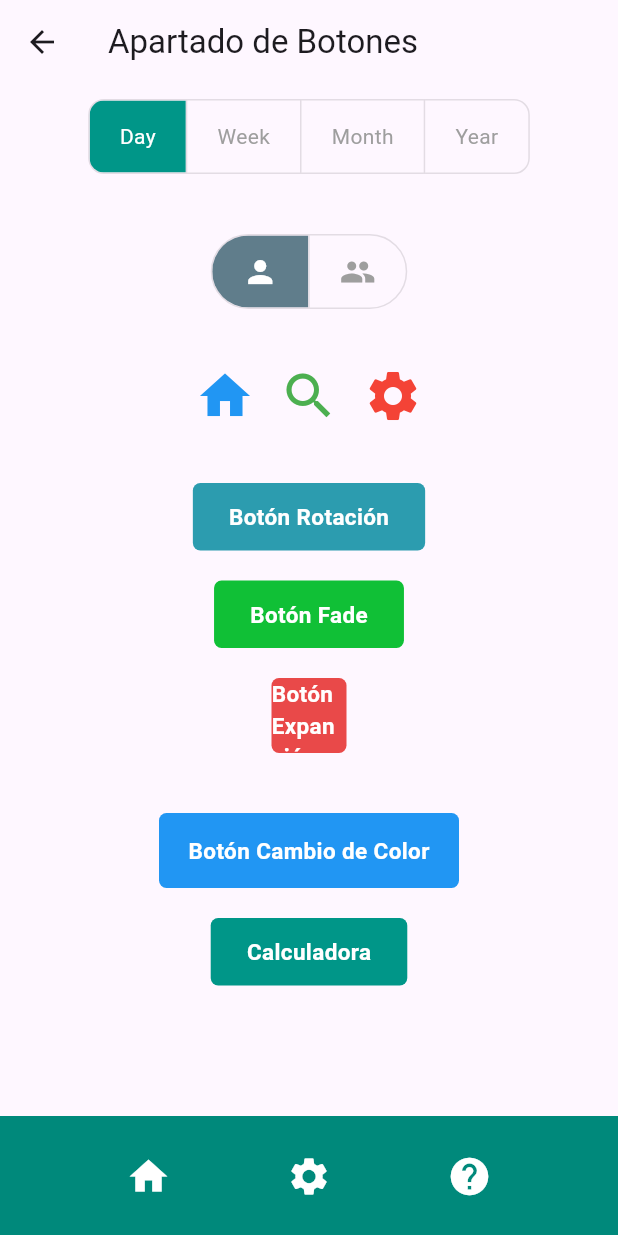
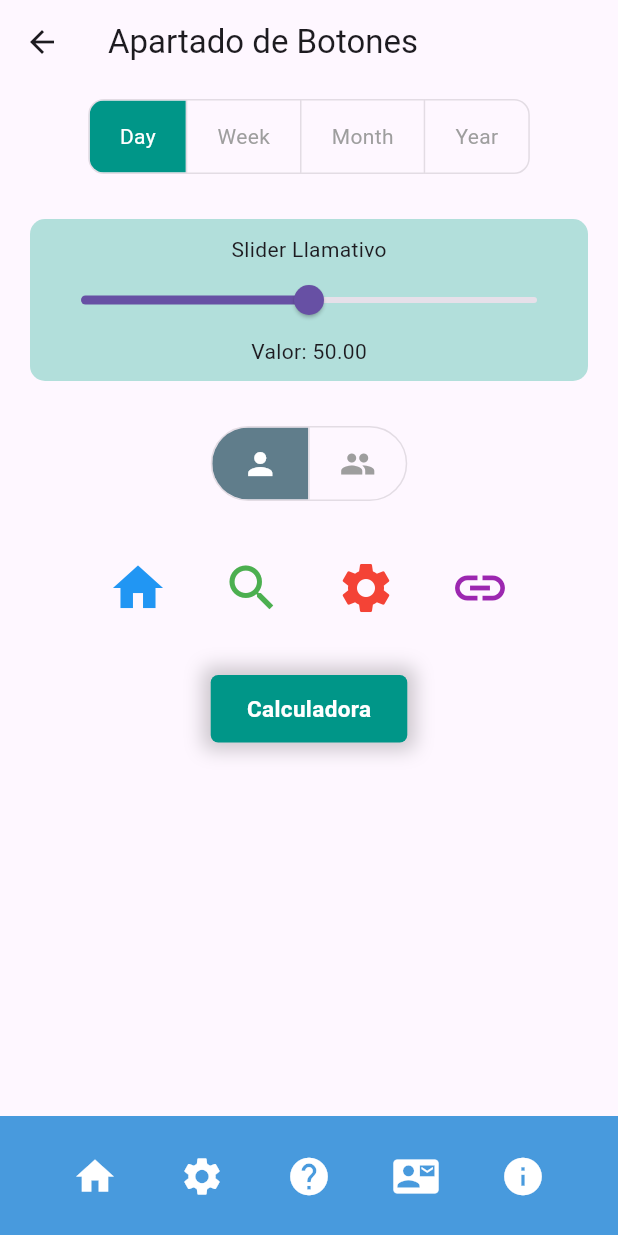
Before and after one commit to juantoa19/app-moviles, a Flutter app: the ApartadoBotones screen opened by its route, on a phone screen of 412 x 824 dp. Run offline on Flutter 3.47's test engine with Material 3 defaults, Android fonts, the phone set to English and light mode, and no system bars; Roboto replaces fonts that are missing (RubikBubbles); project files that could hold a hidden picture were left out.

Commit message:
Botones-calculadora

```diff
--- a/lib/apartado_botones.dart
+++ b/lib/apartado_botones.dart
@@ -7,13 +7,9 @@ class ApartadoBotones extends StatefulWidget {
 }
 
 class _ApartadoBotonesState extends State<ApartadoBotones> {
-  final bool_isHovered = false;
-  bool _isPressed = false;
-  bool _isPressedFade = false;
-  double _buttonSize = 50.0;
-  bool _isButtonClicked = false; // Estado para el botón de cambio de color
   int _selectedTimeIndex = 0; // Estado para el selector de tiempo
   int _selectedViewIndex = 0; // Estado para el selector de vista
+  double _sliderValue = 50.0; // Valor del slider
 
   @override
   Widget build(BuildContext context) {
@@ -61,6 +57,37 @@ class _ApartadoBotonesState extends State<ApartadoBotones> {
 
             SizedBox(height: 20),
 
+            // Slider llamativo con animación
+            Padding(
+              padding: const EdgeInsets.symmetric(horizontal: 20),
+              child: AnimatedContainer(
+                duration: Duration(milliseconds: 300),
+                padding: EdgeInsets.all(10),
+                decoration: BoxDecoration(
+                  color: Colors.teal[100],
+                  borderRadius: BorderRadius.circular(10),
+                ),
+                child: Column(
+                  children: [
+                    Text('Slider Llamativo'),
+                    Slider(
+                      value: _sliderValue,
+                      min: 0.0,
+                      max: 100.0,
+                      onChanged: (double newValue) {
+                        setState(() {
+                          _sliderValue = newValue;
+                        });
+                      },
+                    ),
+                    Text('Valor: ${_sliderValue.toStringAsFixed(2)}'),
+                  ],
+                ),
+              ),
+            ),
+
+            SizedBox(height: 20),
+
             // Selector de vista (Individual / Grupal)
             Padding(
               padding: const EdgeInsets.symmetric(vertical: 10),
@@ -90,7 +117,6 @@ class _ApartadoBotonesState extends State<ApartadoBotones> {
 
             SizedBox(height: 20),
 
-            // Fila de botones con iconos comunes
            Row(
   mainAxisAlignment: MainAxisAlignment.center,
   children: [
@@ -99,167 +125,36 @@ class _ApartadoBotonesState extends State<ApartadoBotones> {
       onPressed: () {
         print('Botón Home presionado');
       },
+      iconSize: 40,
     ),
+    SizedBox(width: 20),
     IconButton(
       icon: Icon(Icons.search, size: 40, color: Colors.green),
       onPressed: () {
         print('Botón Search presionado');
       },
+      iconSize: 40,
     ),
+    SizedBox(width: 20),
     IconButton(
       icon: Icon(Icons.settings, size: 40, color: Colors.red),
       onPressed: () {
         print('Botón Settings presionado');
       },
+      iconSize: 40,
+    ),
+    SizedBox(width: 20), // Espacio entre los botones
+    IconButton(
+      icon: Icon(Icons.link, size: 40, color: Colors.purple),  // Icono de enlace
+      onPressed: () {
+        print('Botón Add Link presionado');
+      },
+      iconSize: 40,
     ),
   ],
 ),
 
             SizedBox(height: 20),
-
-            // Nuevos botones con diferentes animaciones
-
-            // Botón con rotación
-            Padding(
-              padding: const EdgeInsets.symmetric(vertical: 10),
-              child: GestureDetector(
-                onTapDown: (_) {
-                  setState(() {
-                    _isPressed = true;
-                  });
-                },
-                onTapUp: (_) {
-                  setState(() {
-                    _isPressed = false;
-                  });
-                },
-                onTap: () {
-                  print("Botón con rotación presionado");
-                },
-                child: AnimatedRotation(
-                  turns: _isPressed ? 0.2 : 0.0,
-                  duration: Duration(milliseconds: 300),
-                  child: Container(
-                    padding: EdgeInsets.symmetric(horizontal: 24, vertical: 12),
-                    decoration: BoxDecoration(
-                      color: Color(0xFF2C9CAF),
-                      borderRadius: BorderRadius.circular(5),
-                    ),
-                    child: Text(
-                      'Botón Rotación',
-                      style: TextStyle(color: Colors.white, fontWeight: FontWeight.bold, fontSize: 15),
-                    ),
-                  ),
-                ),
-              ),
-            ),
-
-            // Botón con fade
-            Padding(
-              padding: const EdgeInsets.symmetric(vertical: 10),
-              child: GestureDetector(
-                onTapDown: (_) {
-                  setState(() {
-                    _isPressedFade = true;
-                  });
-                },
-                onTapUp: (_) {
-                  setState(() {
-                    _isPressedFade = false;
-                  });
-                },
-                onTap: () {
-                  print("Botón Fade presionado");
-                },
-                child: AnimatedOpacity(
-                  opacity: _isPressedFade ? 0.5 : 1.0,
-                  duration: Duration(milliseconds: 300),
-                  child: Container(
-                    padding: EdgeInsets.symmetric(horizontal: 24, vertical: 12),
-                    decoration: BoxDecoration(
-                      color: Color.fromARGB(255, 16, 192, 54),
-                      borderRadius: BorderRadius.circular(5),
-                    ),
-                    child: Text(
-                      'Botón Fade',
-                      style: TextStyle(color: Colors.white, fontWeight: FontWeight.bold, fontSize: 15),
-                    ),
-                  ),
-                ),
-              ),
-            ),
-
-            // Botón de expansión
-            Padding(
-              padding: const EdgeInsets.symmetric(vertical: 10),
-              child: GestureDetector(
-                onTapDown: (_) {
-                  setState(() {
-                    _buttonSize = 70.0; // Expansión al presionar
-                  });
-                },
-                onTapUp: (_) {
-                  setState(() {
-                    _buttonSize = 50.0; // Vuelve a su tamaño original
-                  });
-                },
-                onTap: () {
-                  print("Botón Expansión presionado");
-                },
-                child: AnimatedContainer(
-                  duration: Duration(milliseconds: 300),
-                  width: _buttonSize,
-                  height: 50,
-                  decoration: BoxDecoration(
-                    color: Color.fromARGB(255, 233, 73, 73),
-                    borderRadius: BorderRadius.circular(5),
-                  ),
-                  child: Center(
-                    child: Text(
-                      'Botón Expansión',
-                      style: TextStyle(color: Colors.white, fontWeight: FontWeight.bold, fontSize: 15),
-                    ),
-                  ),
-                ),
-              ),
-            ),
-
-            SizedBox(height: 20),
-
-            // Botón con animación de cambio de color al presionar
-            Padding(
-              padding: const EdgeInsets.symmetric(vertical: 10),
-              child: GestureDetector(
-                onTapDown: (_) {
-                  setState(() {
-                    _isButtonClicked = true; // Cambio de color al presionar
-                  });
-                },
-                onTapUp: (_) {
-                  setState(() {
-                    _isButtonClicked = false; // Vuelve al color original
-                  });
-                },
-                onTap: () {
-                  print("Botón con cambio de color presionado");
-                },
-                child: AnimatedContainer(
-                  duration: Duration(milliseconds: 300),
-                  width: 200,
-                  height: 50,
-                  decoration: BoxDecoration(
-                    color: _isButtonClicked ? Colors.deepOrange : Colors.blue,
-                    borderRadius: BorderRadius.circular(5),
-                  ),
-                  child: Center(
-                    child: Text(
-                      'Botón Cambio de Color',
-                      style: TextStyle(color: Colors.white, fontWeight: FontWeight.bold, fontSize: 15),
-                    ),
-                  ),
-                ),
-              ),
-            ),
 
             // Botón de calculadora
             Padding(
@@ -277,6 +172,13 @@ class _ApartadoBotonesState extends State<ApartadoBotones> {
                   decoration: BoxDecoration(
                     color: Colors.teal,
                     borderRadius: BorderRadius.circular(5),
+                    boxShadow: [
+                      BoxShadow(
+                        color: Colors.black.withOpacity(0.2),
+                        spreadRadius: 5,
+                        blurRadius: 10,
+                      ),
+                    ],
                   ),
                   child: Text(
                     'Calculadora',
@@ -289,7 +191,7 @@ class _ApartadoBotonesState extends State<ApartadoBotones> {
         ),
       ),
       bottomNavigationBar: BottomAppBar(
-        color: Colors.teal[600],
+  color: const Color.fromARGB(255, 72, 154, 221), // Cambia este valor por el color que desees
   child: Row(
     mainAxisAlignment: MainAxisAlignment.spaceEvenly,
     children: [
@@ -311,6 +213,18 @@ class _ApartadoBotonesState extends State<ApartadoBotones> {
                 print("Help button pressed");
               },
             ),
+            IconButton(
+              icon: Icon(Icons.contact_mail, size: 30, color: Colors.white),
+              onPressed: () {
+                print("Contact button pressed");
+              },
+            ),
+            IconButton(
+              icon: Icon(Icons.info, size: 30, color: Colors.white),
+              onPressed: () {
+                print("Info button pressed");
+              },
+            ),
           ],
         ),
       ),
--- a/lib/calculadora_screen.dart
+++ b/lib/calculadora_screen.dart
@@ -108,7 +108,7 @@ class _CalculadoraScreenState extends State<CalculadoraScreen> with SingleTicker
   Widget build(BuildContext context) {
     return Scaffold(
       appBar: AppBar(
-        title: Text('Calculadora de Fútbol'),
+        title: Text('Calculadora Juan'),
         backgroundColor: Colors.teal[800],
       ),
       body: Stack(
@@ -116,7 +116,7 @@ class _CalculadoraScreenState extends State<CalculadoraScreen> with SingleTicker
           Container(
             decoration: BoxDecoration(
               gradient: LinearGradient(
-                colors: [Colors.teal[900]!, Colors.teal[700]!],
+                colors: [const Color.fromARGB(255, 246, 243, 248)!, Colors.teal[700]!],
                 begin: Alignment.topCenter,
                 end: Alignment.bottomCenter,
               ),
@@ -131,7 +131,7 @@ class _CalculadoraScreenState extends State<CalculadoraScreen> with SingleTicker
                   padding: EdgeInsets.symmetric(horizontal: 24, vertical: 12),
                   decoration: BoxDecoration(
                     color: Colors.teal[50]!.withOpacity(0.9),
-                    border: Border.all(color: Colors.teal[800]!, width: 3),
+                    border: Border.all(color: const Color.fromARGB(255, 1, 5, 5)!, width: 3),
                     borderRadius: BorderRadius.circular(12),
                   ),
                   margin: EdgeInsets.all(20),
--- a/pubspec.yaml
+++ b/pubspec.yaml
@@ -33,6 +33,7 @@ flutter:
       fonts:
         - asset: assets/fonts/RubikBubbles-Regular.ttf
 
-  # Declaración de la imagen en assets
+  # Declaración de las imágenes en assets
   assets:
     - assets/images/goku.jpg
+    - assets/images/futbol.jpg
```
Also changed, not shown: lib/main.dart (+106 -58 lines), assets/images/futbol.jpg (added). Lines whose indentation alone changed are shown as unchanged.
